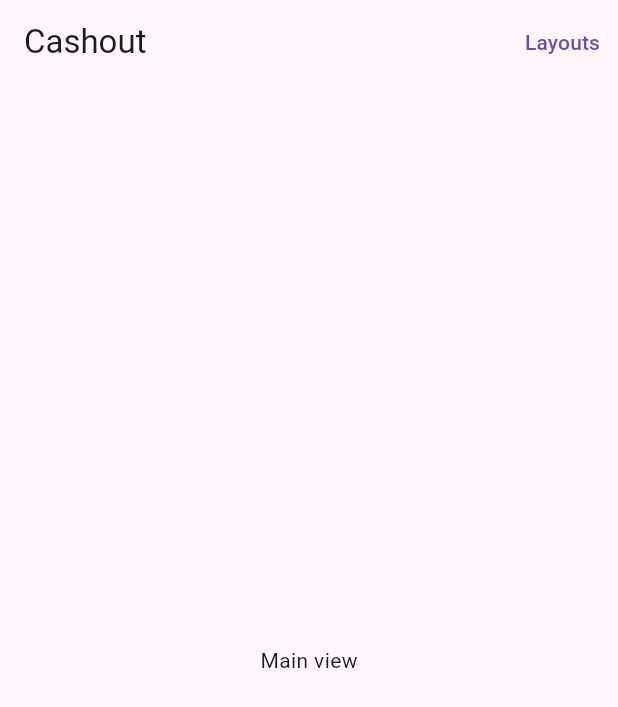
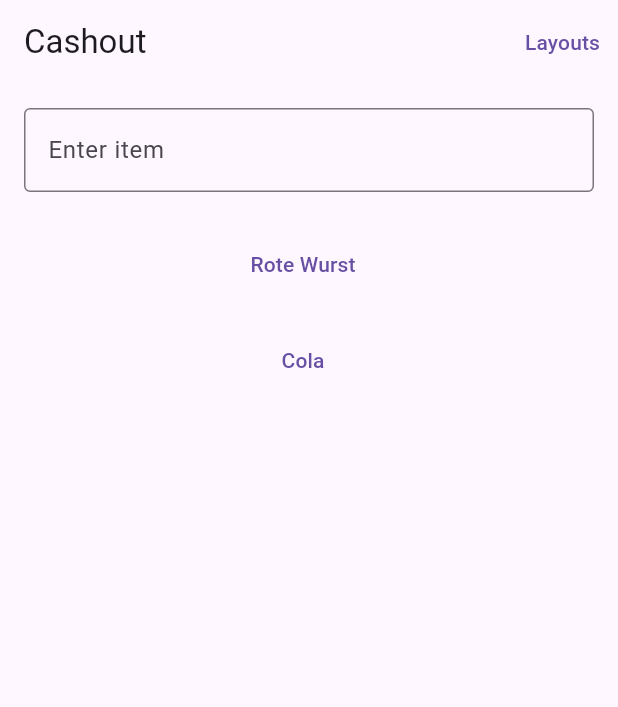
Before and after one commit to valyriouc/Cashout, a Flutter app: the screen it shows after launch, on a phone screen of 412 x 824 dp. Shown: the top 707 px of the screen. Run offline on Flutter 3.47's test engine with Material 3 defaults, Android fonts, the light colour scheme and no system bars.

Commit message:
Finish the navigation + starting with the main view

```diff
--- a/justapp/lib/backend/repository.dart
+++ b/justapp/lib/backend/repository.dart
@@ -7,4 +7,13 @@ class Repository {
 
   static final List<Order> orders = <Order>[];
 
+  static Layout? getActive() {
+    // return layouts.firstWhere((layout) => layout.isActive);
+    Layout layout = Layout(id:1, name:"Day1");
+    layout.items.addAll(<Item>[
+      Item(id: 1, name: "Rote Wurst", category: ItemCategory.food, price: 200),
+      Item(id: 2, name: "Cola", category: ItemCategory.drinkWithoutAlcohol, price: 200),
+    ]);
+    return layout;
+  }
 }
--- a/justapp/lib/main.dart
+++ b/justapp/lib/main.dart
@@ -11,7 +11,7 @@ class MainApp extends StatelessWidget {
 
   @override
   Widget build(BuildContext context) {
-    return const MaterialApp(
+    return MaterialApp(
       home: MainView()
     );
   }
--- a/justapp/lib/models/item.dart
+++ b/justapp/lib/models/item.dart
@@ -60,7 +60,7 @@ class Layout {
 enum ItemCategory {
   drinkWithAlcohol,
   drinkWithoutAlcohol,
-  dood,
+  food,
   deposit
 }
 
--- a/justapp/lib/views/createLayoutView.dart
+++ b/justapp/lib/views/createLayoutView.dart
@@ -20,8 +20,7 @@ class CreateLayoutView extends StatelessWidget {
             ),
           ],
         ),
-        body:
+        body: const Center(child: Text("Create a layout"))
       );
   }
-
 }
--- a/justapp/lib/views/mainView.dart
+++ b/justapp/lib/views/mainView.dart
@@ -1,8 +1,11 @@
 import 'package:flutter/material.dart';
+import 'package:justapp/backend/repository.dart';
 import 'package:justapp/views/layoutOverview.dart';
 
 class MainView extends StatelessWidget {
-  const MainView({super.key});
+  final TextEditingController _controller = new TextEditingController();
+
+  MainView({super.key});
 
   @override
   Widget build(BuildContext context) {
@@ -21,7 +24,32 @@ class MainView extends StatelessWidget {
             ),
           ],
         ),
-        body: Center(child: Text("Main view")),
+        body: Column(
+        children: [
+          Padding(
+            padding: const EdgeInsets.all(16.0),
+            child: TextField(
+              controller: _controller,
+              decoration: const InputDecoration(
+                labelText: 'Enter item',
+                border: OutlineInputBorder(),
+              ),
+            ),
+          ),
+          Expanded(
+            child: ListView.builder(
+              itemCount: Repository.getActive()?.items.length,
+              itemBuilder: (context, index) {
+                return ListTile(
+                  title: TextButton(
+                    child: Text(Repository.getActive()?.items[index].name ?? "test"),
+                    onPressed: () => {},),
+                );
+              },
+            ),
+          ),
+        ],
+      ),
       );
   }
 }
```
Also changed, not shown: justapp/lib/views/layoutOverview.dart (+13 -8 lines), justapp/lib/views/layoutView.dart (+22 -7 lines).
